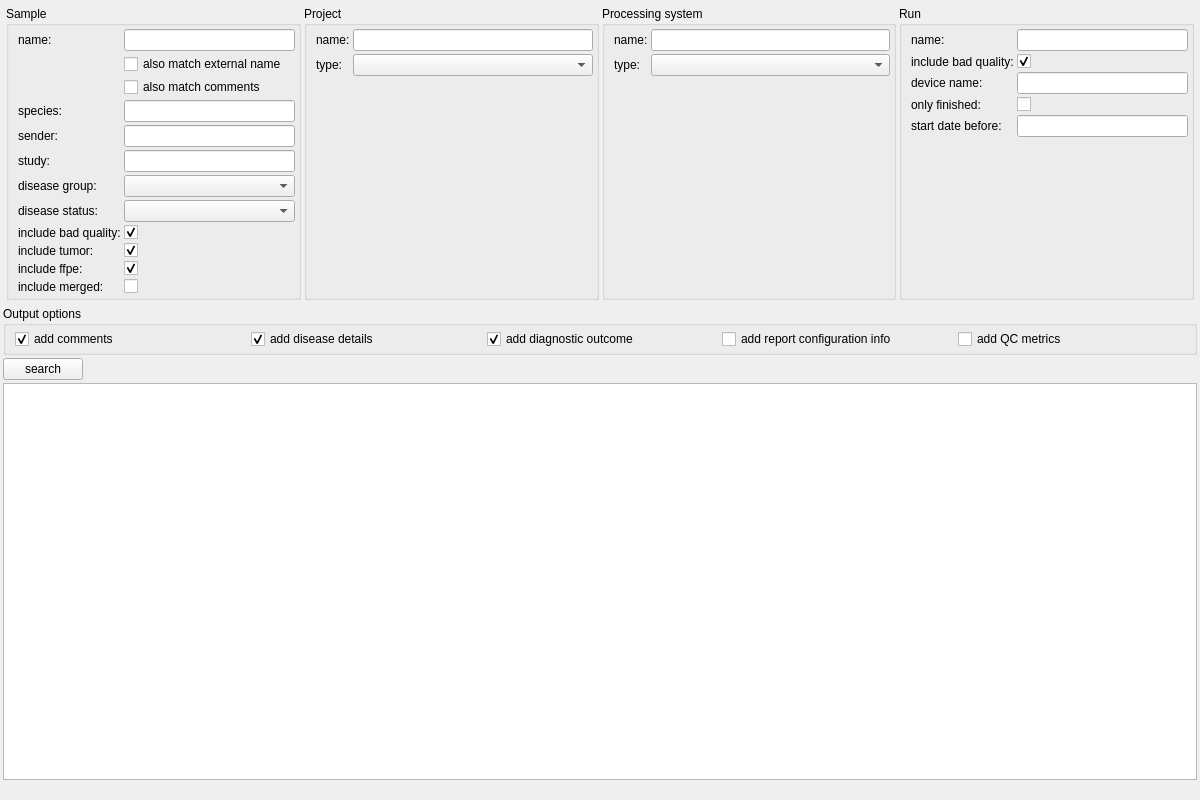
Before: the Qt Designer form src/GSvar/SampleSearchWidget.ui in imgag/ngs-bits, drawn with Qt 5.
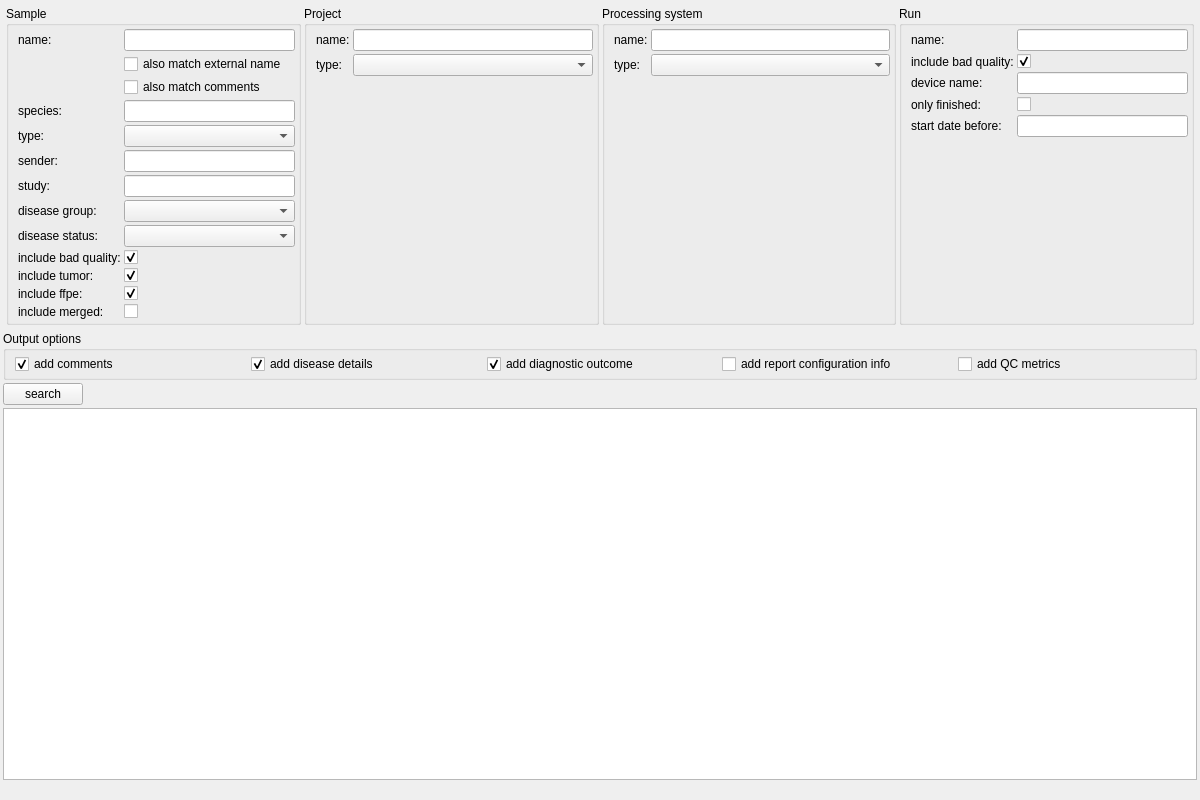
After: the same form once the commit is applied. Icons and pictures are not drawn. Custom widgets are drawn as their Qt base class.

Commit message: GSvar: added analysis information to "processed sample tab". NGSD: Added 'cfDNA' as sample type. documentation updates.

```diff
--- a/src/GSvar/SampleSearchWidget.ui
+++ b/src/GSvar/SampleSearchWidget.ui
@@ -86,7 +86,7 @@
           </property>
          </widget>
         </item>
-        <item row="8" column="0">
+        <item row="9" column="0">
          <widget class="QLabel" name="label_5">
           <property name="text">
            <string>include bad quality:</string>
@@ -96,14 +96,14 @@
         <item row="3" column="1">
          <widget class="DBSelector" name="s_species"/>
         </item>
-        <item row="9" column="0">
+        <item row="10" column="0">
          <widget class="QLabel" name="label_6">
           <property name="text">
            <string>include tumor:</string>
           </property>
          </widget>
         </item>
-        <item row="10" column="0">
+        <item row="11" column="0">
          <widget class="QLabel" name="label_7">
           <property name="text">
            <string>include ffpe:</string>
@@ -120,7 +120,7 @@
         <item row="0" column="1">
          <widget class="DBSelector" name="s_name"/>
         </item>
-        <item row="10" column="1">
+        <item row="11" column="1">
          <widget class="QCheckBox" name="s_ffpe">
           <property name="text">
            <string/>
@@ -130,7 +130,7 @@
           </property>
          </widget>
         </item>
-        <item row="9" column="1">
+        <item row="10" column="1">
          <widget class="QCheckBox" name="s_tumor">
           <property name="text">
            <string/>
@@ -140,7 +140,7 @@
           </property>
          </widget>
         </item>
-        <item row="8" column="1">
+        <item row="9" column="1">
          <widget class="QCheckBox" name="s_bad_quality">
           <property name="text">
            <string/>
@@ -150,38 +150,38 @@
           </property>
          </widget>
         </item>
-        <item row="11" column="0">
+        <item row="12" column="0">
          <widget class="QLabel" name="label_12">
           <property name="text">
            <string>include merged:</string>
           </property>
          </widget>
         </item>
-        <item row="11" column="1">
+        <item row="12" column="1">
          <widget class="QCheckBox" name="s_merged">
           <property name="text">
            <string/>
           </property>
          </widget>
         </item>
-        <item row="6" column="0">
+        <item row="7" column="0">
          <widget class="QLabel" name="label_14">
           <property name="text">
            <string>disease group:</string>
           </property>
          </widget>
         </item>
-        <item row="7" column="0">
+        <item row="8" column="0">
          <widget class="QLabel" name="label_15">
           <property name="text">
            <string>disease status:</string>
           </property>
          </widget>
         </item>
-        <item row="6" column="1">
-         <widget class="QComboBox" name="s_disease_group"/>
-        </item>
         <item row="7" column="1">
+         <widget class="QComboBox" name="s_disease_group"/>
+        </item>
+        <item row="8" column="1">
          <widget class="QComboBox" name="s_disease_status"/>
         </item>
         <item row="1" column="1">
@@ -201,26 +201,36 @@
           </property>
          </widget>
         </item>
-        <item row="4" column="0">
+        <item row="5" column="0">
          <widget class="QLabel" name="label_17">
           <property name="text">
            <string>sender:</string>
           </property>
          </widget>
         </item>
-        <item row="5" column="0">
+        <item row="6" column="0">
          <widget class="QLabel" name="label_18">
           <property name="text">
            <string>study:</string>
           </property>
          </widget>
         </item>
-        <item row="4" column="1">
-         <widget class="DBSelector" name="s_sender"/>
-        </item>
         <item row="5" column="1">
+         <widget class="DBSelector" name="s_sender"/>
+        </item>
+        <item row="6" column="1">
          <widget class="DBSelector" name="s_study"/>
         </item>
+        <item row="4" column="0">
+         <widget class="QLabel" name="label_20">
+          <property name="text">
+           <string>type:</string>
+          </property>
+         </widget>
+        </item>
+        <item row="4" column="1">
+         <widget class="QComboBox" name="s_type"/>
+        </item>
        </layout>
       </widget>
      </item>
```
The commit also changes 28 other files.
